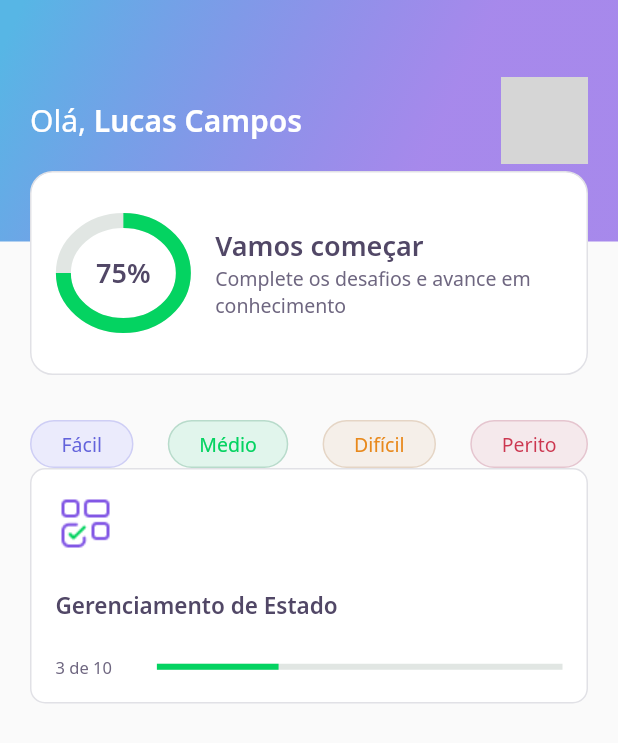
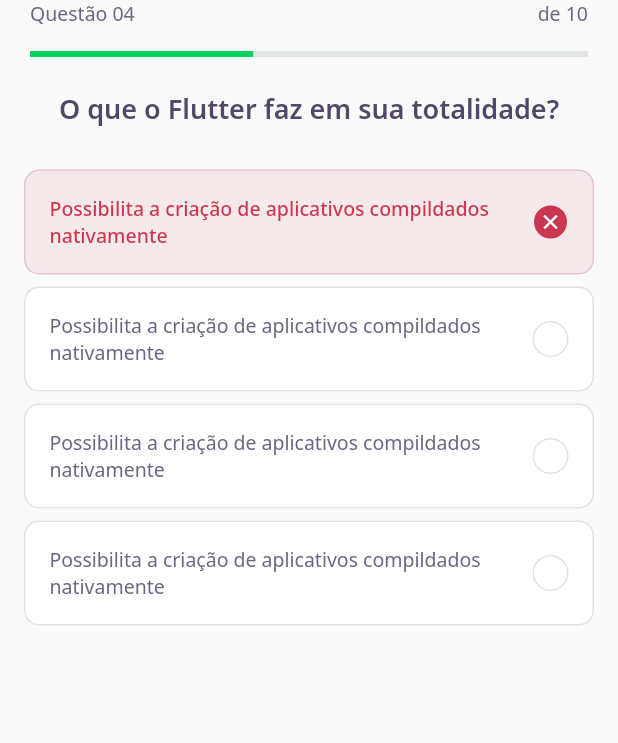
Before and after one commit to LucasCampos1710/devquiz, a Flutter app: the screen it shows after launch, on a phone screen of 412 x 824 dp. Shown: the top 743 px of the screen. Run offline on Flutter 3.47's test engine with Material 2 defaults, Android fonts, the phone set to English and light mode, and no system bars; our stand-ins replace google_fonts; grey boxes are pictures that could not be loaded.

Commit message:
chore: create questions cards

```diff
--- /dev/null
+++ b/lib/challenge/challenge_page.dart
@@ -0,0 +1,26 @@
+import 'package:DevQuiz/challenge/widgets/question_indicator/question_indicator_widget.dart';
+import 'package:flutter/material.dart';
+
+import 'widgets/quiz/quiz_widget.dart';
+
+class ChallengePage extends StatefulWidget {
+  ChallengePage({Key? key}) : super(key: key);
+
+  @override
+  _ChallengePageState createState() => _ChallengePageState();
+}
+
+class _ChallengePageState extends State<ChallengePage> {
+  @override
+  Widget build(BuildContext context) {
+    return Scaffold(
+      appBar: PreferredSize(
+          preferredSize: Size.fromHeight(60),
+          child: SafeArea(
+            top: true,
+            child: QuestionIdicatorWidget(),
+          )),
+      body: QuizWidget(title: "O que o Flutter faz em sua totalidade?"),
+    );
+  }
+}
--- /dev/null
+++ b/lib/challenge/widgets/awnser/awnser_widget.dart
@@ -0,0 +1,77 @@
+import 'package:DevQuiz/core/core.dart';
+import 'package:flutter/material.dart';
+
+class AwnserWidget extends StatelessWidget {
+  final String title;
+  final bool isRight;
+  final bool isSelected;
+
+  const AwnserWidget(
+      {Key? key,
+      required this.title,
+      this.isRight = false,
+      this.isSelected = false})
+      : super(key: key);
+
+  Color get _selectedColorRight =>
+      isRight ? AppColors.darkGreen : AppColors.darkRed;
+
+  Color get _selectedBorderRight =>
+      isRight ? AppColors.lightGreen : AppColors.lightRed;
+
+  Color get _selectedColorCardRight =>
+      isRight ? AppColors.lightGreen : AppColors.lightRed;
+
+  Color get _selectedBorderCardRight =>
+      isRight ? AppColors.green : AppColors.red;
+
+  TextStyle get _selectedTextStyleRight =>
+      isRight ? AppTextStyles.bodyDarkGreen : AppTextStyles.bodyDarkRed;
+
+  IconData get _selectedIconRight => isRight ? Icons.check : Icons.close;
+
+  @override
+  Widget build(BuildContext context) {
+    return Padding(
+      padding: const EdgeInsets.symmetric(horizontal: 16, vertical: 4),
+      child: Container(
+        padding: const EdgeInsets.all(16),
+        decoration: BoxDecoration(
+            color: isSelected ? _selectedColorCardRight : AppColors.white,
+            borderRadius: BorderRadius.circular(10),
+            border: Border.fromBorderSide(BorderSide(
+              color: isSelected ? _selectedBorderCardRight : AppColors.border,
+            ))),
+        child: Row(
+          mainAxisAlignment: MainAxisAlignment.spaceBetween,
+          children: [
+            Expanded(
+              child: Text(
+                title,
+                style:
+                    isSelected ? _selectedTextStyleRight : AppTextStyles.body,
+              ),
+            ),
+            Container(
+              width: 24,
+              height: 24,
+              decoration: BoxDecoration(
+                  color: isSelected ? _selectedColorRight : AppColors.white,
+                  borderRadius: BorderRadius.circular(500),
+                  border: Border.fromBorderSide(BorderSide(
+                    color: isSelected ? _selectedBorderRight : AppColors.border,
+                  ))),
+              child: isSelected
+                  ? Icon(
+                      _selectedIconRight,
+                      color: AppColors.white,
+                      size: 16,
+                    )
+                  : null,
+            )
+          ],
+        ),
+      ),
+    );
+  }
+}
--- /dev/null
+++ b/lib/challenge/widgets/question_indicator/question_indicator_widget.dart
@@ -0,0 +1,32 @@
+import 'package:DevQuiz/core/app_text_styles.dart';
+import 'package:DevQuiz/shared/widgets/progress_indicator/progress_indicator_widget.dart';
+import 'package:flutter/material.dart';
+
+class QuestionIdicatorWidget extends StatelessWidget {
+  const QuestionIdicatorWidget({Key? key}) : super(key: key);
+
+  @override
+  Widget build(BuildContext context) {
+    return Container(
+      padding: const EdgeInsets.symmetric(horizontal: 20),
+      child: Column(children: [
+        Row(mainAxisAlignment: MainAxisAlignment.spaceBetween, children: [
+          Text(
+            "Questão 04",
+            style: AppTextStyles.body,
+          ),
+          Text(
+            "de 10",
+            style: AppTextStyles.body,
+          ),
+        ]),
+        SizedBox(
+          height: 16,
+        ),
+        ProgressIndicatorWidget(
+          value: 0.4,
+        )
+      ]),
+    );
+  }
+}
--- /dev/null
+++ b/lib/challenge/widgets/quiz/quiz_widget.dart
@@ -0,0 +1,36 @@
+import 'package:DevQuiz/challenge/widgets/awnser/awnser_widget.dart';
+import 'package:DevQuiz/core/core.dart';
+import 'package:flutter/material.dart';
+
+class QuizWidget extends StatelessWidget {
+  final String title;
+  const QuizWidget({Key? key, required this.title}) : super(key: key);
+
+  @override
+  Widget build(BuildContext context) {
+    return Container(
+        child: Column(children: [
+      Text(
+        title,
+        style: AppTextStyles.heading,
+      ),
+      SizedBox(
+        height: 24,
+      ),
+      AwnserWidget(
+        isRight: false,
+        isSelected: true,
+        title: "Possibilita a criação de aplicativos compildados nativamente",
+      ),
+      AwnserWidget(
+        title: "Possibilita a criação de aplicativos compildados nativamente",
+      ),
+      AwnserWidget(
+        title: "Possibilita a criação de aplicativos compildados nativamente",
+      ),
+      AwnserWidget(
+        title: "Possibilita a criação de aplicativos compildados nativamente",
+      ),
+    ]));
+  }
+}
--- a/lib/core/app_widget.dart
+++ b/lib/core/app_widget.dart
@@ -1,3 +1,4 @@
+import 'package:DevQuiz/challenge/challenge_page.dart';
 import 'package:DevQuiz/home/home_page.dart';
 import 'package:DevQuiz/splash/splash_page.dart';
 import 'package:flutter/material.dart';
@@ -7,7 +8,7 @@ class AppWidget extends StatelessWidget {
   Widget build(BuildContext context) {
     return MaterialApp(
       title: "DevQuiz",
-      home: HomePage(),
+      home: ChallengePage(),
     );
   }
 }
--- a/lib/home/home_page.dart
+++ b/lib/home/home_page.dart
@@ -19,6 +19,7 @@ class _HomePageState extends State<HomePage> {
         padding: const EdgeInsets.symmetric(horizontal: 20, vertical: 30),
         child: Column(
           children: [
+            SizedBox(height: 24),
             Row(
               mainAxisAlignment: MainAxisAlignment.spaceBetween,
               children: [
@@ -36,7 +37,18 @@ class _HomePageState extends State<HomePage> {
                 )
               ],
             ),
-            QuizCardWidget()
+            SizedBox(height: 24),
+            Expanded(
+              child: GridView.count(
+                  crossAxisSpacing: 16,
+                  mainAxisSpacing: 16,
+                  crossAxisCount: 2,
+                  children: [
+                    QuizCardWidget(),
+                    QuizCardWidget(),
+                    QuizCardWidget(),
+                  ]),
+            )
           ],
         ),
       ),
--- a/lib/quiz_card/quiz_card_widget.dart
+++ b/lib/quiz_card/quiz_card_widget.dart
@@ -1,6 +1,7 @@
 import 'package:DevQuiz/core/app_colors.dart';
 import 'package:DevQuiz/core/app_images.dart';
 import 'package:DevQuiz/core/app_text_styles.dart';
+import 'package:DevQuiz/shared/widgets/progress_indicator/progress_indicator_widget.dart';
 import 'package:flutter/material.dart';
 
 class QuizCardWidget extends StatelessWidget {
@@ -22,27 +23,23 @@ class QuizCardWidget extends StatelessWidget {
             width: 40,
             child: Image.asset(AppImages.blocks),
           ),
-          SizedBox(
-            height: 24,
-          ),
+          SizedBox(height: 10),
           Text(
             "Gerenciamento de Estado",
             style: AppTextStyles.heading15,
           ),
           SizedBox(
-            height: 24,
+            height: 10,
           ),
           Row(
             children: [
               Expanded(
-                  flex: 1, child: Text("3 de 10", style: AppTextStyles.body11)),
+                  flex: 1, child: Text("3/10", style: AppTextStyles.body11)),
               Expanded(
-                flex: 4,
-                child: LinearProgressIndicator(
-                    value: 0.3,
-                    backgroundColor: AppColors.chartSecondary,
-                    valueColor:
-                        AlwaysStoppedAnimation<Color>(AppColors.chartPrimary)),
+                flex: 3,
+                child: ProgressIndicatorWidget(
+                  value: 0.3,
+                )
               )
             ],
           ),
--- /dev/null
+++ b/lib/shared/widgets/progress_indicator/progress_indicator_widget.dart
@@ -0,0 +1,16 @@
+import 'package:DevQuiz/core/core.dart';
+import 'package:flutter/material.dart';
+
+class ProgressIndicatorWidget extends StatelessWidget {
+  final double value;
+  const ProgressIndicatorWidget({Key? key, required this.value})
+      : super(key: key);
+
+  @override
+  Widget build(BuildContext context) {
+    return LinearProgressIndicator(
+        value: value,
+        backgroundColor: AppColors.chartSecondary,
+        valueColor: AlwaysStoppedAnimation<Color>(AppColors.chartPrimary));
+  }
+}
```
